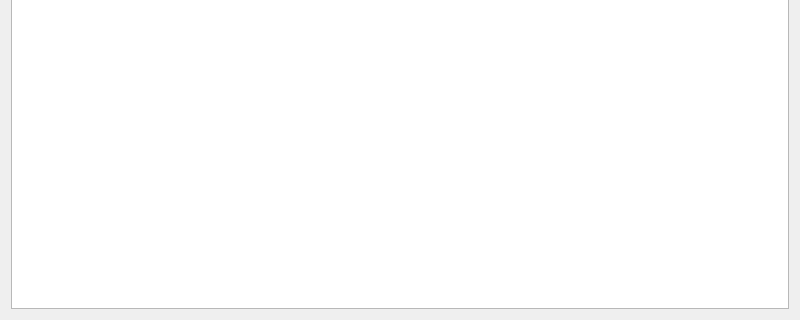
This is circus/shared/qt_launcher.ui in spyking-circus/spyking-circus as Qt 5 draws it before an edit; both pictures show x 0 to 800 and y 480 to 800 of the 800 by 800 pixel window. The edited form follows.
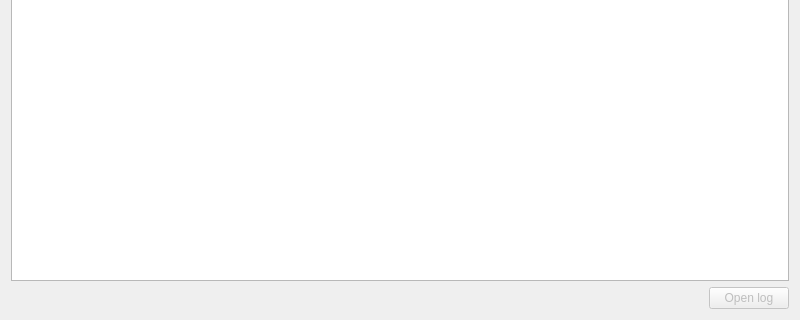
This is the edited form. Icons and pictures are not drawn.

Commit message: Allow opening the log file from the GUI

```diff
--- a/circus/shared/qt_launcher.ui
+++ b/circus/shared/qt_launcher.ui
@@ -13,8 +13,6 @@
   <property name="windowTitle">
    <string>Spyking circus launcher</string>
   </property>
-  <layout class="QHBoxLayout" name="horizontalLayout_2">
-   <item>
     <layout class="QVBoxLayout" name="verticalLayout">
      <item>
       <layout class="QHBoxLayout" name="horizontalLayout">
@@ -577,6 +575,37 @@
        </property>
        <property name="overwriteMode">
         <bool>true</bool>
+     </property>
+    </widget>
+   </item>
+   <item>
+    <layout class="QHBoxLayout" name="horizontalLayout_2">
+     <item>
+      <spacer name="horizontalSpacer_2">
+       <property name="orientation">
+        <enum>Qt::Horizontal</enum>
+       </property>
+       <property name="sizeHint" stdset="0">
+        <size>
+         <width>40</width>
+         <height>20</height>
+        </size>
+       </property>
+      </spacer>
+     </item>
+     <item>
+      <widget class="QPushButton" name="btn_log">
+       <property name="enabled">
+        <bool>false</bool>
+       </property>
+       <property name="toolTip">
+        <string>Opens the log file of the last run</string>
+       </property>
+       <property name="text">
+        <string>Open log</string>
+       </property>
+       <property name="icon">
+        <iconset theme="accessories-text-editor"/>
        </property>
       </widget>
      </item>
```
Lines whose indentation alone changed are shown as unchanged. The commit also changes 1 other file.
